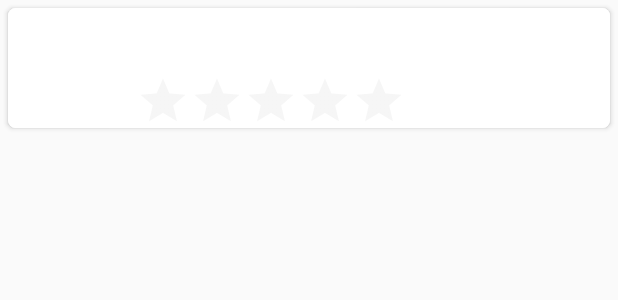
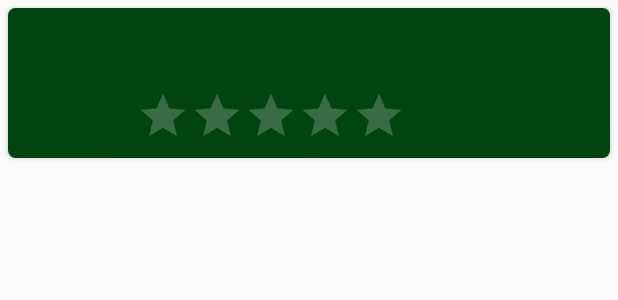
Before and after one commit to barrylui/CityBaller-NYC-Court-Finder, an Android app: the layout activity_thecardview.xml on its own in the app's theme, with its tools: preview values and no code run, on a phone screen of 412 x 824 dp. Shown: the top 300 px of the screen. Run offline under Robolectric (Android 15) with nearby library versions, the phone set to English and light mode, and no system bars.

Commit message:
Added colors to recycler view

```diff
--- a/app/src/main/java/barrylui/nycbball/CourtdetailView.java
+++ b/app/src/main/java/barrylui/nycbball/CourtdetailView.java
@@ -77,8 +77,6 @@ public class CourtdetailView extends Fragment {
         courtTitle.setText((String) courtData.getItem(index).get("name"));
         descrip.setText((String)courtData.getItem(index).get("description"));
 
-        //yon.setChecked((boolean)courtData.getItem(index).get("fullcourt"));
-
 
 
 
--- a/app/src/main/res/layout/activity_thecardview.xml
+++ b/app/src/main/res/layout/activity_thecardview.xml
@@ -11,7 +11,7 @@
     <LinearLayout xmlns:android="http://schemas.android.com/apk/res/android"
         android:layout_width="fill_parent"
         android:layout_height="wrap_content"
-        android:background="#ffffff"
+        android:background="#00450F"
         android:orientation="horizontal">
 
         <RelativeLayout
@@ -24,6 +24,8 @@
                 android:layout_width="80dp"
                 android:layout_height="80dp"
                 android:layout_marginLeft="5dp"
+                android:layout_marginTop="10dp"
+                android:layout_marginBottom="10dp"
                 android:layout_alignParentLeft="true"
                 android:layout_alignParentTop="true"
                 app:civ_border_width="1dp"
@@ -36,7 +38,7 @@
                 android:layout_alignParentTop="true"
                 android:layout_toLeftOf="@id/circ"
                 android:layout_marginLeft="8dp"
-                android:textColor="#000000"
+                android:textColor="#ffffff"
                 android:textSize="18dp"
                 android:layout_toRightOf="@+id/circ"
                 android:layout_toEndOf="@+id/circ" />
@@ -49,7 +51,7 @@
                 android:layout_alignBottom="@id/circ"
                 android:layout_toRightOf="@id/circ"
                 android:isIndicator="true"
-                android:theme="@style/RatingBar" />
+                android:theme="@style/GreenBar" />
 
 
         </RelativeLayout>
--- a/app/src/main/res/layout/fragment_courtdetail_view.xml
+++ b/app/src/main/res/layout/fragment_courtdetail_view.xml
@@ -83,7 +83,7 @@
         android:layout_below="@+id/imageView"
         android:layout_centerHorizontal="true"
         android:isIndicator="true"
-        android:theme="@style/RatingBar"/>
+        android:theme="@style/BlueBar"/>
 
     <ImageView
         android:layout_width="125dp"
--- a/app/src/main/res/values/styles.xml
+++ b/app/src/main/res/values/styles.xml
@@ -7,9 +7,16 @@
         <item name="windowNoTitle">true</item>
     </style>
 
-    <style name="RatingBar" parent="android:Widget.Material.RatingBar.Indicator">
+    <style name="BlueBar" parent="android:Widget.Material.RatingBar.Indicator">
         <item name="colorControlNormal">#DCDCDC</item>
         <item name="colorControlActivated">#00AFF0</item>
     </style>
 
+    <style name="GreenBar" parent="android:Widget.Material.RatingBar.Indicator">
+        <item name="colorControlNormal">#DCDCDC</item>
+        <item name="colorControlActivated">#169B33</item>
+    </style>
+
+
+
 </resources>
```
Also changed, not shown: app/src/main/java/barrylui/nycbball/MyRecycleViewAdapter.java (+5 -3 lines), app/src/main/res/drawable/fourtosix.png, app/src/main/res/drawable/onetofour.png, app/src/main/res/drawable/seventoten.png.
